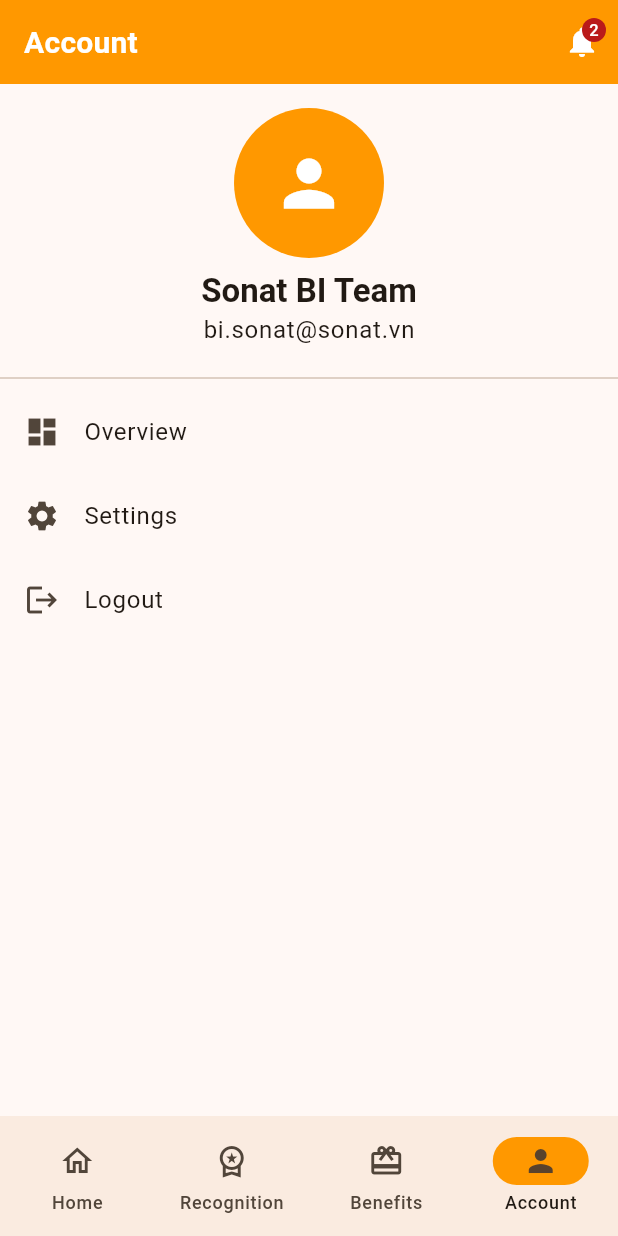
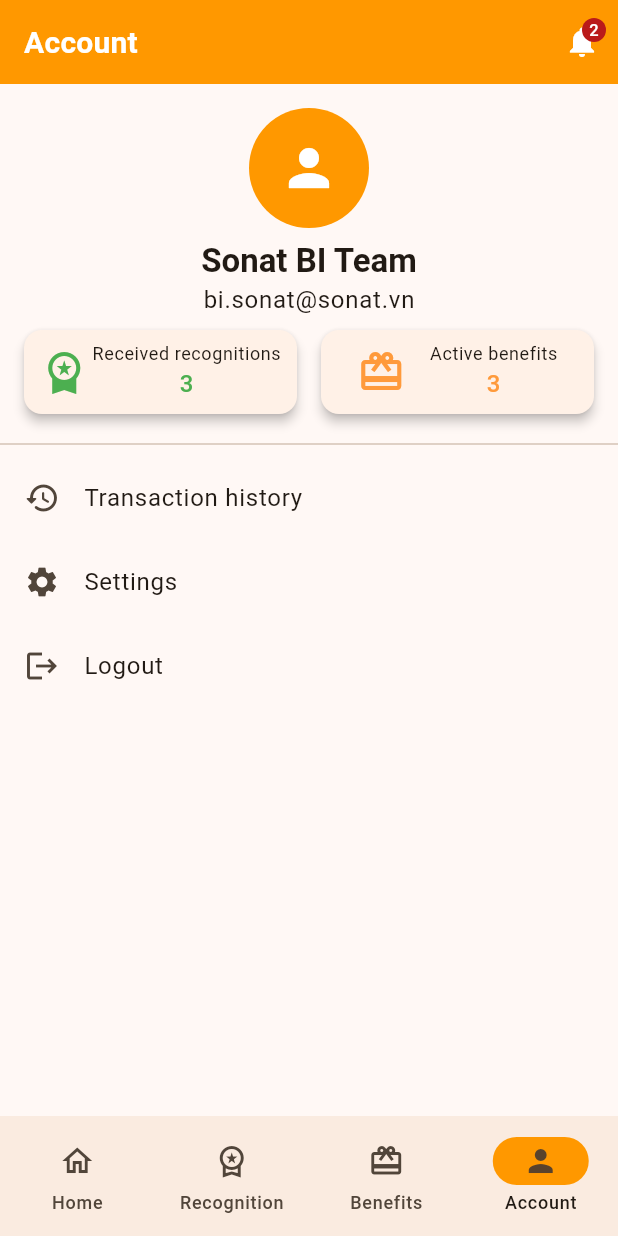
Before and after one commit to khuedinh/sonat-hrm-rewarded, a Flutter app: the screen it shows after launch, item 4 of the bottom bar chosen, on a phone screen of 412 x 824 dp. Run offline on Flutter 3.47's test engine with Material 3 defaults, Android fonts, the light colour scheme and no system bars; our stand-ins replace bloc, equatable, firebase_auth, flutter_bloc, flutter_colorpicker, flutter_dotenv and 6 more; accounts and stored records are empty; generated files the repository leaves out were written again; network calls fail.

Commit message:
feat: account history screen

```diff
--- a/lib/src/app.dart
+++ b/lib/src/app.dart
@@ -11,6 +11,7 @@ import 'package:sonat_hrm_rewarded/src/screens/error/error_screen.dart';
 import 'package:sonat_hrm_rewarded/src/screens/notifications/notifications_screen.dart';
 import 'package:sonat_hrm_rewarded/src/screens/tabs/tabs_screen.dart';
 import 'package:sonat_hrm_rewarded/src/screens/settings/settings_screen.dart';
+import 'package:sonat_hrm_rewarded/src/screens/transaction_history/transaction_history_screen.dart';
 import 'package:sonat_hrm_rewarded/src/theme/bloc/theme_bloc.dart';
 import 'package:sonat_hrm_rewarded/src/theme/theme.dart';
 
@@ -59,6 +60,10 @@ class MyApp extends StatelessWidget {
         path: BenefitArchivedBoxScreen.routeName,
         builder: (context, state) => const BenefitArchivedBoxScreen(),
       ),
+      GoRoute(
+        path: TransactionHistoryScreen.routeName,
+        builder: (context, state) => const TransactionHistoryScreen(),
+      )
     ],
   );
 
--- a/lib/src/screens/benefit_archived_box/benefit_archived_box_screen.dart
+++ b/lib/src/screens/benefit_archived_box/benefit_archived_box_screen.dart
@@ -31,8 +31,9 @@ class BenefitArchivedBoxScreen extends StatelessWidget {
           children: [
             ListClaimedBenefits(
               isDismissible: false,
-              listClaimedBenefits:
-                  listBenefits.where((benefit) => benefit.isFeatured!).toList(),
+              listClaimedBenefits: listBenefits
+                  .where((benefit) => benefit.isClaimed! && benefit.isUsed!)
+                  .toList(),
             ),
           ],
         ),
--- a/lib/src/screens/benefit_details/benefit_details_screen.dart
+++ b/lib/src/screens/benefit_details/benefit_details_screen.dart
@@ -97,7 +97,6 @@ class BenefitDetailScreen extends StatelessWidget {
                               amount: benefit.price,
                               icon: Icons.currency_bitcoin_rounded,
                               suffix: "coins",
-                              textColor: theme.colorScheme.primary,
                             ),
                           ],
                         ),
@@ -115,7 +114,7 @@ class BenefitDetailScreen extends StatelessWidget {
                               ),
                               side: BorderSide(
                                 width: 2,
-                                color: theme.colorScheme.primaryContainer,
+                                color: theme.colorScheme.primary,
                               ),
                             ),
                             child: const Text('Show code'),
--- a/lib/src/screens/tabs/account/account_screen.dart
+++ b/lib/src/screens/tabs/account/account_screen.dart
@@ -1,6 +1,8 @@
 import 'package:flutter/material.dart';
 import 'package:go_router/go_router.dart';
+import 'package:sonat_hrm_rewarded/src/screens/transaction_history/transaction_history_screen.dart';
 import 'package:sonat_hrm_rewarded/src/screens/settings/settings_screen.dart';
+import 'package:sonat_hrm_rewarded/src/widgets/account/overview_card.dart';
 
 class AccountScreen extends StatefulWidget {
   const AccountScreen({super.key});
@@ -14,9 +16,10 @@ class AccountScreen extends StatefulWidget {
 class _AccountScreenState extends State<AccountScreen> {
   final List<Map<String, dynamic>> menuList = [
     {
-      "title": "Overview",
-      "icon": Icons.dashboard,
-      "onTab": (BuildContext context) => {},
+      "title": "Transaction history",
+      "icon": Icons.history_rounded,
+      "onTab": (BuildContext context) =>
+          context.push(TransactionHistoryScreen.routeName),
     },
     {
       "title": "Settings",
@@ -38,14 +41,16 @@ class _AccountScreenState extends State<AccountScreen> {
       padding: const EdgeInsets.only(top: 16),
       children: <Widget>[
         Center(
+          child: Padding(
+            padding: const EdgeInsets.symmetric(horizontal: 16),
             child: Column(
               children: [
                 CircleAvatar(
-                radius: 50,
+                  radius: 40,
                   backgroundColor: theme.colorScheme.primary,
                   child: const Icon(
                     Icons.person,
-                  size: 50,
+                    size: 40,
                     color: Colors.white,
                   ),
                 ),
@@ -63,7 +68,30 @@ class _AccountScreenState extends State<AccountScreen> {
                     color: theme.colorScheme.onSurface,
                   ),
                 ),
+                const SizedBox(height: 8),
+                const Row(
+                  children: [
+                    Expanded(
+                      child: OverviewCard(
+                        color: Colors.green,
+                        icon: Icons.workspace_premium,
+                        title: "Received recognitions",
+                        value: 3,
+                      ),
+                    ),
+                    SizedBox(width: 16),
+                    Expanded(
+                      child: OverviewCard(
+                        color: Color.fromARGB(255, 255, 154, 59),
+                        icon: Icons.card_giftcard,
+                        title: "Active benefits",
+                        value: 3,
+                      ),
+                    ),
                   ],
+                ),
+              ],
+            ),
           ),
         ),
         const SizedBox(height: 12),
--- a/lib/src/screens/tabs/home/home_screen.dart
+++ b/lib/src/screens/tabs/home/home_screen.dart
@@ -37,6 +37,7 @@ class _HomeScreenState extends State<HomeScreen> {
               ScreenTitle(
                 title: "Leaderboard",
                 color: theme.colorScheme.onSurface,
+                fontSize: 18,
               ),
               Column(
                 children: [
--- a/lib/src/screens/tabs/tabs_screen.dart
+++ b/lib/src/screens/tabs/tabs_screen.dart
@@ -1,5 +1,3 @@
-import 'dart:ui';
-
 import 'package:flutter/material.dart';
 import 'package:sonat_hrm_rewarded/src/common_widgets/screen_title/screen_title.dart';
 import 'package:sonat_hrm_rewarded/src/screens/tabs/account/account_screen.dart';
--- /dev/null
+++ b/lib/src/widgets/account/overview_card.dart
@@ -0,0 +1,50 @@
+import 'package:flutter/material.dart';
+
+class OverviewCard extends StatelessWidget {
+  const OverviewCard({
+    super.key,
+    required this.color,
+    required this.icon,
+    required this.title,
+    required this.value,
+  });
+
+  final Color color;
+  final IconData icon;
+  final String title;
+  final int value;
+
+  @override
+  Widget build(BuildContext context) {
+    final theme = Theme.of(context);
+
+    return Card(
+      margin: EdgeInsets.zero,
+      elevation: 3,
+      child: Padding(
+        padding: const EdgeInsets.all(8),
+        child: Row(
+          mainAxisAlignment: MainAxisAlignment.spaceEvenly,
+          children: [
+            Icon(
+              icon,
+              color: color,
+              size: 32,
+            ),
+            Column(
+              children: [
+                Text(title, style: theme.textTheme.bodySmall),
+                Text(
+                  "$value",
+                  style: theme.textTheme.titleMedium!.copyWith(
+                    color: color,
+                  ),
+                ),
+              ],
+            ),
+          ],
+        ),
+      ),
+    );
+  }
+}
--- a/lib/src/widgets/benefits/filters/benefit_filters.dart
+++ b/lib/src/widgets/benefits/filters/benefit_filters.dart
@@ -163,7 +163,7 @@ class _BenefitFiltersState extends State<BenefitFilters> {
                         ),
                         side: BorderSide(
                           width: 2,
-                          color: theme.colorScheme.primaryContainer,
+                          color: theme.colorScheme.primary,
                         ),
                       ),
                       child: const Text("Discard"),
--- a/lib/src/widgets/benefits/gifts/gifts_tab.dart
+++ b/lib/src/widgets/benefits/gifts/gifts_tab.dart
@@ -54,6 +54,7 @@ class GiftsTab extends StatelessWidget {
             child: ScreenTitle(
               title: 'Featured',
               color: theme.colorScheme.onSurface,
+              fontSize: 18,
             ),
           ),
           const SliverToBoxAdapter(child: SizedBox(height: 8)),
@@ -64,6 +65,7 @@ class GiftsTab extends StatelessWidget {
             child: ScreenTitle(
               title: 'Exchangeable',
               color: theme.colorScheme.onSurface,
+              fontSize: 18,
             ),
           ),
           const SliverToBoxAdapter(child: SizedBox(height: 8)),
@@ -74,6 +76,7 @@ class GiftsTab extends StatelessWidget {
             child: ScreenTitle(
               title: 'Others',
               color: theme.colorScheme.onSurface,
+              fontSize: 18,
             ),
           ),
           const SliverToBoxAdapter(child: SizedBox(height: 8)),
--- a/lib/src/widgets/benefits/my_claim/code_dialog.dart
+++ b/lib/src/widgets/benefits/my_claim/code_dialog.dart
@@ -44,7 +44,7 @@ class CodeDialog extends StatelessWidget {
                 ),
                 side: BorderSide(
                   width: 2,
-                  color: theme.colorScheme.primaryContainer,
+                  color: theme.colorScheme.primary,
                 ),
               ),
               label: const Text('Copy code'),
--- a/lib/src/widgets/benefits/my_claim/list/claimed_benefit_item.dart
+++ b/lib/src/widgets/benefits/my_claim/list/claimed_benefit_item.dart
@@ -91,7 +91,7 @@ class ClaimedBenefitItem extends StatelessWidget {
                       ),
                       side: BorderSide(
                         width: 2,
-                        color: theme.colorScheme.primaryContainer,
+                        color: theme.colorScheme.primary,
                       ),
                     ),
                     child: const Text('Show code'),
--- a/lib/src/widgets/benefits/my_claim/my_claim_tab.dart
+++ b/lib/src/widgets/benefits/my_claim/my_claim_tab.dart
@@ -45,7 +45,7 @@ class _MyClaimTabState extends State<MyClaimTab> {
     listClaimedBenefits.addAll(
       listBenefits
           .where(
-            (benefit) => benefit.isFeatured!,
+            (benefit) => benefit.isClaimed! && !benefit.isUsed!,
           )
           .toList(),
     );
--- a/lib/src/widgets/home/display_amount.dart
+++ b/lib/src/widgets/home/display_amount.dart
@@ -7,6 +7,7 @@ class DisplayAmount extends StatelessWidget {
     required this.icon,
     this.suffix,
     this.iconSize,
+    this.iconColor,
     this.textColor,
     this.spacing,
   });
@@ -15,6 +16,7 @@ class DisplayAmount extends StatelessWidget {
   final int amount;
   final double? iconSize;
   final String? suffix;
+  final Color? iconColor;
   final Color? textColor;
   final double? spacing;
 
@@ -29,7 +31,7 @@ class DisplayAmount extends StatelessWidget {
         Container(
           padding: const EdgeInsets.all(2),
           decoration: BoxDecoration(
-            color: theme.colorScheme.primary,
+            color: iconColor ?? const Color.fromARGB(255, 255, 154, 59),
             borderRadius: BorderRadius.circular(20),
             border: Border.all(color: theme.colorScheme.onSurface),
           ),
--- a/lib/src/widgets/recognition/filters/recognition_filters.dart
+++ b/lib/src/widgets/recognition/filters/recognition_filters.dart
@@ -175,7 +175,7 @@ class _RecognitionFiltersState extends State<RecognitionFilters> {
                         ),
                         side: BorderSide(
                           width: 2,
-                          color: theme.colorScheme.primaryContainer,
+                          color: theme.colorScheme.primary,
                         ),
                       ),
                       child: const Text("Discard"),
```
Also changed, not shown: lib/src/common_widgets/label/label.dart (added, +54 -0 lines), lib/src/mock_data/transaction_history.dart (added, +91 -0 lines), lib/src/models/transaction_history.dart (added, +15 -0 lines), lib/src/screens/transaction_history/transaction_history_screen.dart (added, +105 -0 lines), lib/src/widgets/transaction_history/balance_card.dart (added, +54 -0 lines), lib/src/widgets/transaction_history/list_transactions.dart (added, +111 -0 lines). Lines whose indentation alone changed are shown as unchanged.
